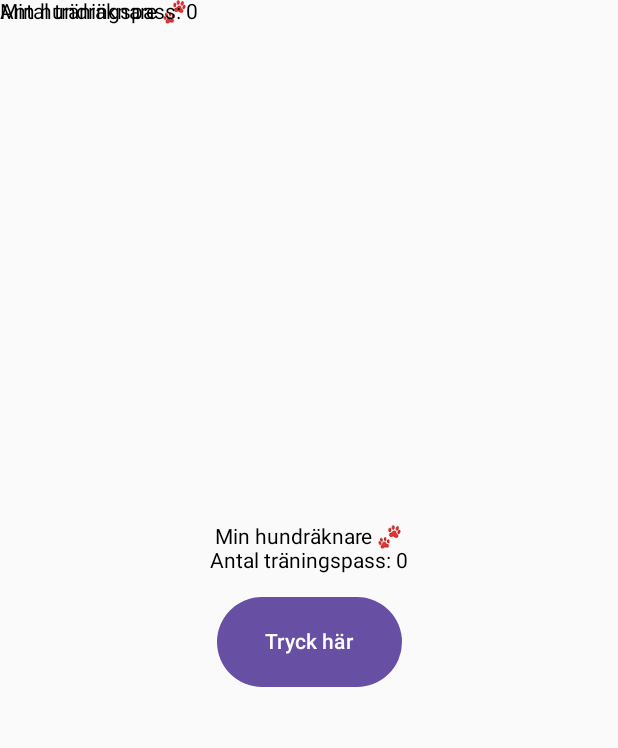
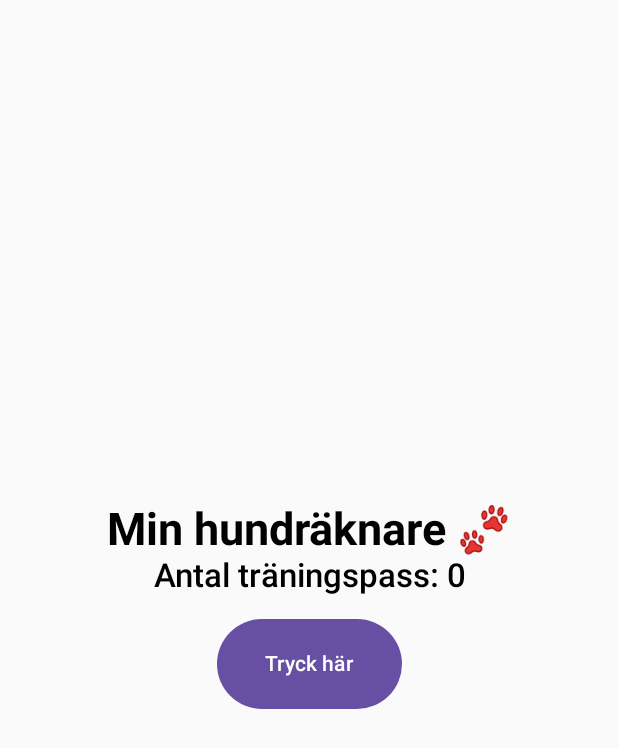
Before and after one commit to JenniferMellbin/Hundraknaren, an Android app built with Jetpack Compose: the screen it shows after launch (MainActivity), on a phone screen of 412 x 824 dp. Shown: the top 748 px of the screen. Run offline under Robolectric (Android 15) with nearby library versions, the phone set to English and light mode, and no system bars.

Commit message:
Förbättrat textstorlek och layout

```diff
--- a/app/src/main/java/com/example/hundraknaren/MainActivity.kt
+++ b/app/src/main/java/com/example/hundraknaren/MainActivity.kt
@@ -21,6 +21,9 @@ import androidx.compose.ui.Modifier
 import androidx.compose.ui.unit.dp
 import androidx.compose.foundation.layout.PaddingValues
 import android.util.Log
+import androidx.compose.ui.unit.sp
+import androidx.compose.ui.text.font.FontWeight
+import androidx.compose.ui.text.style.TextAlign
 class MainActivity : ComponentActivity() {
 
     override fun onCreate(savedInstanceState: Bundle?) {
@@ -36,16 +39,28 @@ class MainActivity : ComponentActivity() {
 fun Hundraknare() {
     var antal by remember { mutableStateOf(0) }
 
-    Text("Min hundräknare 🐾")
-    Text("Antal träningspass: $antal")
 
     Column(
         modifier = Modifier.fillMaxSize(),
         verticalArrangement = Arrangement.Center,
         horizontalAlignment = Alignment.CenterHorizontally
     ) {
-        Text("Min hundräknare 🐾")
-        Text("Antal träningspass: $antal")
+        Text(
+            text = "Min hundräknare 🐾",
+            fontSize = 30.sp,
+            fontWeight = FontWeight.Bold,
+            textAlign = TextAlign.Center
+        )
+
+        Text(
+            text = "Antal träningspass: $antal",
+            fontSize = 22.sp,
+            fontWeight = FontWeight.Medium,
+            textAlign = TextAlign.Center
+        )
+
+
+
         Button(
             onClick = {
                 antal = antal + 1
```
